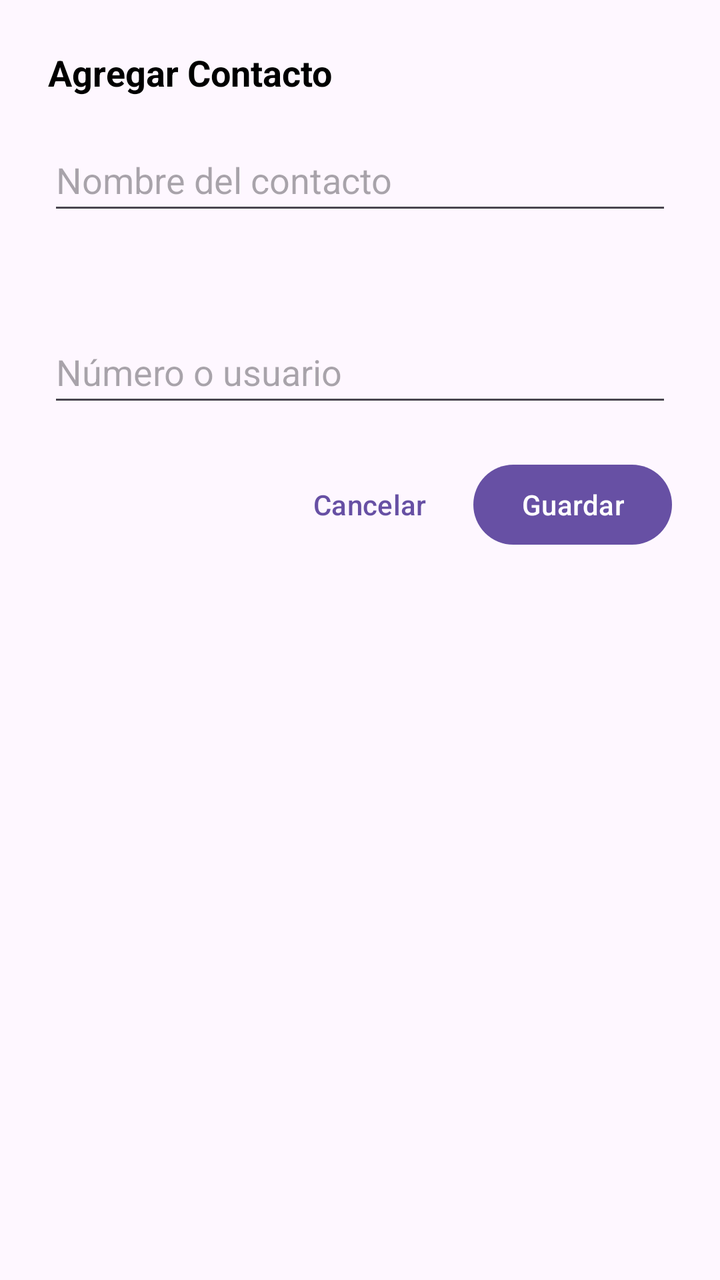
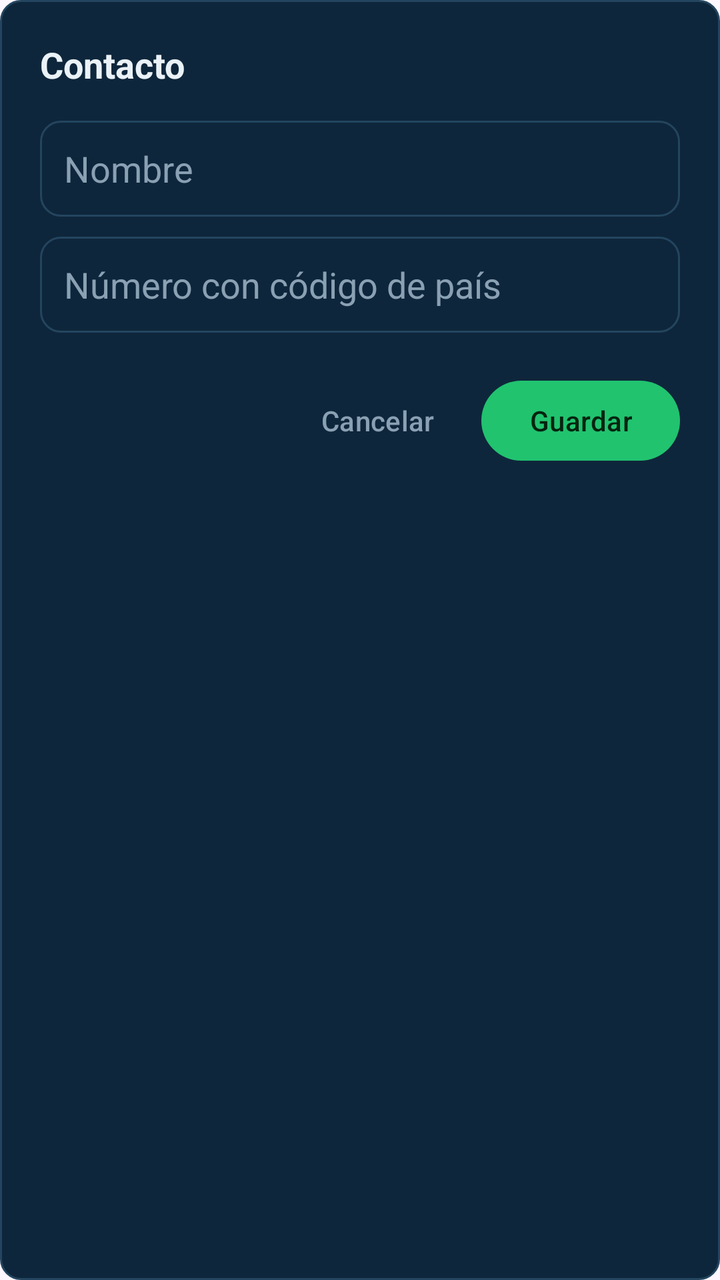

The first picture is an Android layout as it rendered before a commit; the second is the same layout after the commit. The layout source and the unified diff follow.
<!-- AndroidManifest.xml: application theme Theme.SeminarioFinal -->
<!-- res/layout/dialog_add_contact.xml -->
<?xml version="1.0" encoding="utf-8"?>
<LinearLayout xmlns:android="http://schemas.android.com/apk/res/android"
    android:layout_width="match_parent"
    android:layout_height="wrap_content"
    android:orientation="vertical"
    android:padding="24dp">

    <TextView
        android:layout_width="wrap_content"
        android:layout_height="wrap_content"
        android:text="Agregar Contacto"
        android:textColor="@android:color/black"
        android:textSize="18sp"
        android:textStyle="bold" />

    <EditText
        android:id="@+id/etCName"
        android:layout_width="match_parent"
        android:layout_height="wrap_content"
        android:minHeight="48dp"
        android:layout_marginTop="16dp"
        android:hint="Nombre del contacto"
        android:inputType="textPersonName" />

    <EditText
        android:id="@+id/etCNum"
        android:layout_width="match_parent"
        android:layout_height="wrap_content"
        android:minHeight="48dp"
        android:layout_marginTop="48dp"
        android:hint="Número o usuario"
        android:inputType="phone" />

    <TextView
        android:id="@+id/tvCErr"
        android:layout_width="wrap_content"
        android:layout_height="wrap_content"
        android:layout_marginTop="8dp"
        android:textColor="@android:color/holo_red_dark"
        android:textSize="12sp"
        android:visibility="gone" />

    <LinearLayout
        android:layout_width="match_parent"
        android:layout_height="wrap_content"
        android:layout_marginTop="20dp"
        android:gravity="end"
        android:orientation="horizontal">

        <Button
            android:id="@+id/btnCancelContact"
            style="@style/Widget.Material3.Button.TextButton"
            android:layout_width="wrap_content"
            android:layout_height="wrap_content"
            android:text="Cancelar" />

        <Button
            android:id="@+id/btnSaveContact"
            style="@style/Widget.Material3.Button"
            android:layout_width="wrap_content"
            android:layout_height="wrap_content"
            android:layout_marginStart="8dp"
            android:text="Guardar" />
    </LinearLayout>

</LinearLayout>
<!-- resources referenced by this layout -->
<resources>
  <style name="Theme.SeminarioFinal" parent="Base.Theme.SeminarioFinal" />
  <style name="Base.Theme.SeminarioFinal" parent="Theme.Material3.DayNight.NoActionBar">
          
          
      </style>
</resources>

<!-- the commit's change to res/layout/dialog_add_contact.xml (unified diff, before → after) -->
@@ -1,42 +1,50 @@
 <?xml version="1.0" encoding="utf-8"?>
 <LinearLayout xmlns:android="http://schemas.android.com/apk/res/android"
+    xmlns:app="http://schemas.android.com/apk/res-auto"
     android:layout_width="match_parent"
     android:layout_height="wrap_content"
+    android:layout_margin="16dp"
+    android:background="@drawable/bg_input_dark"
     android:orientation="vertical"
-    android:padding="24dp">
+    android:padding="20dp">
 
     <TextView
-        android:layout_width="wrap_content"
+        android:layout_width="match_parent"
         android:layout_height="wrap_content"
-        android:text="Agregar Contacto"
-        android:textColor="@android:color/black"
+        android:text="Contacto"
+        android:textColor="@color/white"
         android:textSize="18sp"
         android:textStyle="bold" />
 
     <EditText
         android:id="@+id/etCName"
         android:layout_width="match_parent"
-        android:layout_height="wrap_content"
-        android:minHeight="48dp"
+        android:layout_height="48dp"
         android:layout_marginTop="16dp"
-        android:hint="Nombre del contacto"
-        android:inputType="textPersonName" />
+        android:background="@drawable/bg_input_dark"
+        android:hint="Nombre"
+        android:paddingHorizontal="12dp"
+        android:textColor="@color/white"
+        android:textColorHint="@color/mut_text" />
 
     <EditText
         android:id="@+id/etCNum"
         android:layout_width="match_parent"
-        android:layout_height="wrap_content"
-        android:minHeight="48dp"
-        android:layout_marginTop="48dp"
-        android:hint="Número o usuario"
-        android:inputType="phone" />
+        android:layout_height="48dp"
+        android:layout_marginTop="10dp"
+        android:background="@drawable/bg_input_dark"
+        android:hint="Número con código de país"
+        android:inputType="number"
+        android:paddingHorizontal="12dp"
+        android:textColor="@color/white"
+        android:textColorHint="@color/mut_text" />
 
     <TextView
         android:id="@+id/tvCErr"
-        android:layout_width="wrap_content"
+        android:layout_width="match_parent"
         android:layout_height="wrap_content"
         android:layout_marginTop="8dp"
-        android:textColor="@android:color/holo_red_dark"
+        android:textColor="@color/red_accent"
         android:textSize="12sp"
         android:visibility="gone" />
 
@@ -47,20 +55,21 @@
         android:gravity="end"
         android:orientation="horizontal">
 
-        <Button
+        <com.google.android.material.button.MaterialButton
             android:id="@+id/btnCancelContact"
             style="@style/Widget.Material3.Button.TextButton"
             android:layout_width="wrap_content"
             android:layout_height="wrap_content"
-            android:text="Cancelar" />
+            android:text="Cancelar"
+            android:textColor="@color/mut_text" />
 
-        <Button
+        <com.google.android.material.button.MaterialButton
             android:id="@+id/btnSaveContact"
-            style="@style/Widget.Material3.Button"
             android:layout_width="wrap_content"
             android:layout_height="wrap_content"
             android:layout_marginStart="8dp"
-            android:text="Guardar" />
+            android:text="Guardar"
+            android:textColor="@color/green_text"
+            app:backgroundTint="@color/green_accent" />
     </LinearLayout>
-
 </LinearLayout>
<!-- resource entries referenced after the edit -->
@@ -1,6 +1,20 @@
 <!-- resources referenced by this layout -->
 <resources>
+  <color name="green_accent">#21C36F</color>
+  <color name="green_text">#04240F</color>
+  <color name="mut_text">#8AA0B3</color>
+  <color name="red_accent">#C0392B</color>
+  <color name="white">#EAF2F8</color>
+  <!-- drawable bg_input_dark (drawable) -->
+  <?xml version="1.0" encoding="utf-8"?>
+  <shape xmlns:android="http://schemas.android.com/apk/res/android">
+      <solid android:color="@color/navy_input" />
+      <stroke android:width="1dp" android:color="@color/line_border" />
+      <corners android:radius="10dp" />
+  </shape>
   <style name="Theme.SeminarioFinal" parent="Base.Theme.SeminarioFinal" />
+  <color name="navy_input">#0E263B</color>
+  <color name="line_border">#24455F</color>
   <style name="Base.Theme.SeminarioFinal" parent="Theme.Material3.DayNight.NoActionBar">
           
           
